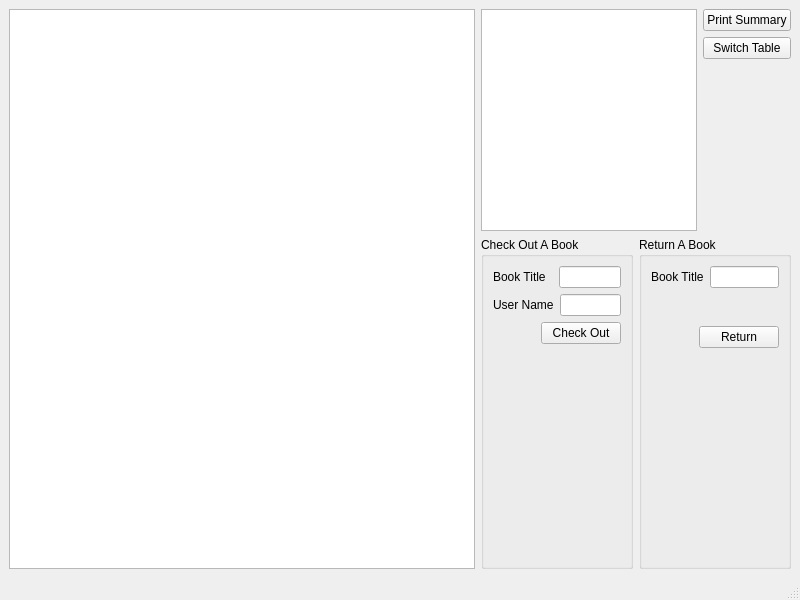
This is mainwindow.ui in cihansenyuz/library_system as Qt 5 draws it before an edit. The edited form follows.
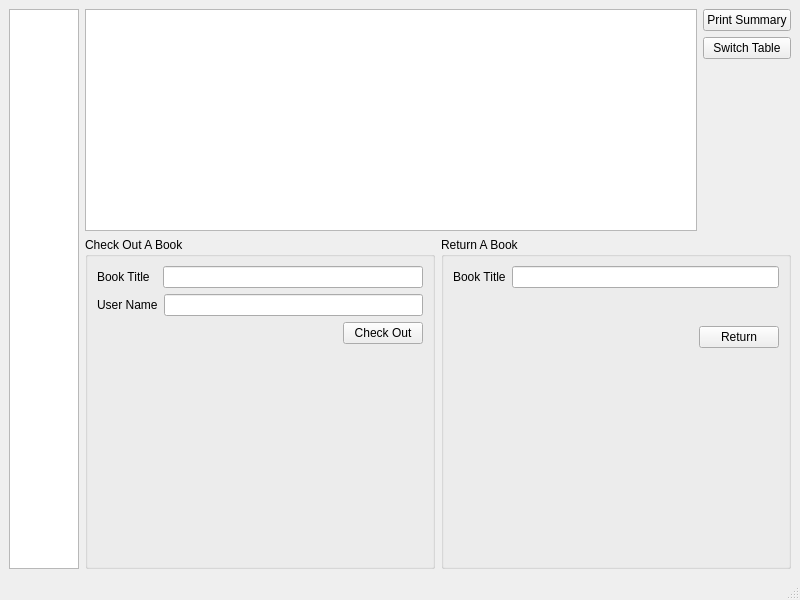
This is the edited form.

The edit to the form file:
```diff
--- a/mainwindow.ui
+++ b/mainwindow.ui
@@ -31,17 +31,17 @@
    </property>
    <layout class="QHBoxLayout" name="horizontalLayout_2">
     <item>
-     <layout class="QHBoxLayout" name="horizontalLayout_5" stretch="3,2">
+     <layout class="QHBoxLayout" name="horizontalLayout_5" stretch="0,0">
       <item>
        <widget class="QTableWidget" name="bookTableWidget">
         <property name="sizePolicy">
-         <sizepolicy hsizetype="Expanding" vsizetype="Expanding">
+         <sizepolicy hsizetype="Minimum" vsizetype="Expanding">
           <horstretch>0</horstretch>
           <verstretch>0</verstretch>
          </sizepolicy>
         </property>
         <property name="sizeAdjustPolicy">
-         <enum>QAbstractScrollArea::AdjustIgnored</enum>
+         <enum>QAbstractScrollArea::AdjustToContents</enum>
         </property>
        </widget>
       </item>
@@ -103,7 +103,14 @@
                 </widget>
                </item>
                <item>
-                <widget class="QLineEdit" name="checkOutBookTitleLineEdit"/>
+                <widget class="QLineEdit" name="checkOutBookTitleLineEdit">
+                 <property name="minimumSize">
+                  <size>
+                   <width>200</width>
+                   <height>0</height>
+                  </size>
+                 </property>
+                </widget>
                </item>
               </layout>
              </item>
@@ -177,7 +184,14 @@
                 </widget>
                </item>
                <item>
-                <widget class="QLineEdit" name="returnBookTitleLineEdit"/>
+                <widget class="QLineEdit" name="returnBookTitleLineEdit">
+                 <property name="minimumSize">
+                  <size>
+                   <width>200</width>
+                   <height>0</height>
+                  </size>
+                 </property>
+                </widget>
                </item>
               </layout>
              </item>
```
